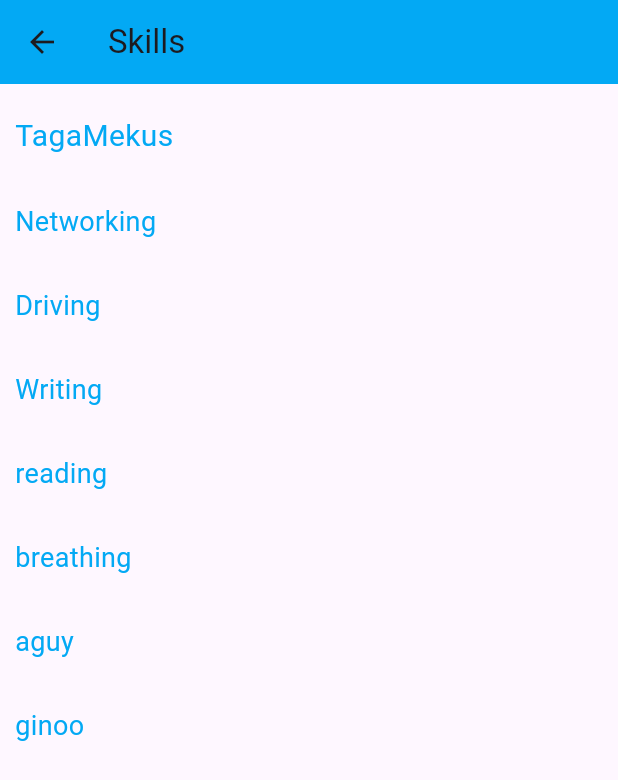
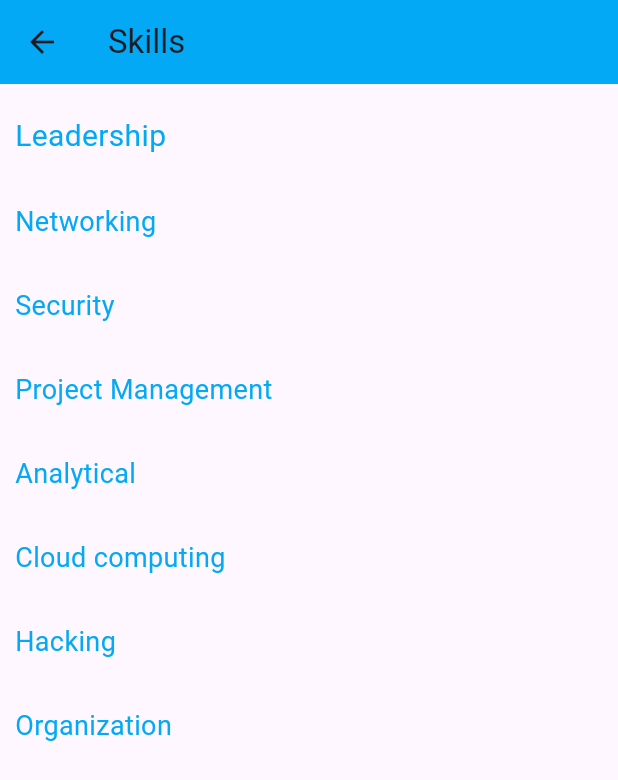
Before and after one commit to philipsolis05/coa_dabase, a Flutter app: the homepage screen opened directly, after a tap on the "settings" icon, on a phone screen of 412 x 824 dp. Shown: the top 780 px of the screen. Run offline on Flutter 3.47's test engine with Material 3 defaults, Android fonts, the phone set to English and light mode, and no system bars.

Commit message:
first commit

```diff
--- a/lib/home.dart
+++ b/lib/home.dart
@@ -31,12 +31,12 @@ class homepage extends StatelessWidget {
               const Center(
                 child: CircleAvatar(
                   radius: 50,
-                  backgroundImage: AssetImage('assets/sus.jpg'),
+                  backgroundImage: AssetImage('assets/gojo.jpg'),
                 ),
               ),
               const SizedBox(height: 20),
               const Text(
-                "JOHN CARLO CARASI",
+                "Philip Lawrence Solis",
                 style: TextStyle(
                   fontSize: 24,
                   fontWeight: FontWeight.bold,
@@ -44,7 +44,7 @@ class homepage extends StatelessWidget {
               ),
               const SizedBox(height: 20),
               const Text(
-                "Address: Longos, Calasiao, Pangasinan",
+                "Address: Poblacion East, Calasiao, Pangasinan",
                 style: TextStyle(fontSize: 20),
               ),
                SizedBox(height: 20),
@@ -57,7 +57,7 @@ class homepage extends StatelessWidget {
                       color: Color.fromARGB(255, 32, 123, 165),
                     ),
                     Text(
-                      "09299924718",
+                      "09565740749",
                       style: TextStyle(fontSize: 20),
                     ),
                   ],
@@ -69,7 +69,7 @@ class homepage extends StatelessWidget {
                 child: Row(children: [
                   Icon(Icons.email, color: Color.fromARGB(255, 29, 108, 145)),
                   Text(
-                    "johncarlocarasi00@gmail.com",
+                    "philipsolis10@gmail.com",
                     style: TextStyle(fontSize: 20),
                   ),
                 ]),
@@ -83,7 +83,7 @@ class homepage extends StatelessWidget {
                 ),
               ),
               const Text(
-                "TagaMekus",
+                "I.T Experts",
                 style: TextStyle(fontSize: 20),
               ),
               SizedBox(height: 20),
--- a/lib/login.dart
+++ b/lib/login.dart
@@ -61,7 +61,7 @@ class _LoginState extends State<Login> {
               const Center(
                 child: CircleAvatar(
                   radius: 50,
-                  backgroundImage: AssetImage('assets/808.jpg'),
+                  backgroundImage: AssetImage('assets/star.jpg'),
                 ),
               ),
               TextFormField(
--- a/lib/personal.dart
+++ b/lib/personal.dart
@@ -26,7 +26,7 @@ class personal extends StatelessWidget {
           Padding(
             padding: EdgeInsets.fromLTRB(10, 20, 0, 0),
             child: Text(
-              'Name: John Carlo C. Carasi',
+              'Name: Philip Lawrence Solis',
               style: TextStyle(
                 fontSize: 16,
                 color: Colors.lightBlue,
@@ -48,7 +48,7 @@ class personal extends StatelessWidget {
           Padding(
             padding: EdgeInsets.fromLTRB(10, 10, 0, 0),
             child: Text(
-              'Date of Birth: January 00, 2001',
+              'Date of Birth: May 10, 2001',
               style: TextStyle(
                 color: Colors.lightBlue,
                 fontSize: 16,
@@ -59,7 +59,7 @@ class personal extends StatelessWidget {
           Padding(
             padding: EdgeInsets.fromLTRB(10, 10, 0, 0),
             child: Text(
-              'Address: Longos Calasiao, Pangasinan',
+              'Address: Poblacion East Calasiao, Pangasinan',
               style: TextStyle(
                 color: Colors.lightBlue,
                 fontSize: 16,
@@ -138,7 +138,7 @@ class personal extends StatelessWidget {
               Padding(
             padding: EdgeInsets.fromLTRB(10, 10, 0, 0),
             child: Text(
-              'Alaminos City National High School',
+              'Calasiao Comprehensive National High School',
               style: TextStyle(
                 color: Colors.lightBlue,
                 fontSize: 16,
--- a/lib/skill.dart
+++ b/lib/skill.dart
@@ -15,7 +15,7 @@ class skills extends StatelessWidget {
           Padding(
             padding: EdgeInsets.fromLTRB(10, 20, 0, 0),
             child: Text(
-              'TagaMekus',
+              'Leadership',
               style: TextStyle(
                 fontSize: 20,
                 color: Colors.lightBlue,
@@ -37,7 +37,7 @@ class skills extends StatelessWidget {
           Padding(
             padding: EdgeInsets.fromLTRB(10, 10, 0, 0),
             child: Text(
-              'Driving',
+              'Security',
               style: TextStyle(
                 color: Colors.lightBlue,
                 fontSize: 18,
@@ -48,7 +48,7 @@ class skills extends StatelessWidget {
           Padding(
             padding: EdgeInsets.fromLTRB(10, 10, 0, 0),
             child: Text(
-              'Writing',
+              'Project Management',
               style: TextStyle(
                 color: Colors.lightBlue,
                 fontSize: 18,
@@ -59,7 +59,7 @@ class skills extends StatelessWidget {
           Padding(
             padding: EdgeInsets.fromLTRB(10, 10, 0, 0),
             child: Text(
-              'reading',
+              'Analytical',
               style: TextStyle(
                 color: Colors.lightBlue,
                 fontSize: 18,
@@ -70,7 +70,7 @@ class skills extends StatelessWidget {
           Padding(
             padding: EdgeInsets.fromLTRB(10, 10, 0, 0),
             child: Text(
-              'breathing',
+              'Cloud computing',
               style: TextStyle(
                 color: Colors.lightBlue,
                 fontSize: 18,
@@ -81,7 +81,7 @@ class skills extends StatelessWidget {
           Padding(
             padding: EdgeInsets.fromLTRB(10, 10, 0, 0),
             child: Text(
-              'aguy',
+              'Hacking',
               style: TextStyle(
                 color: Colors.lightBlue,
                 fontSize: 18,
@@ -92,7 +92,7 @@ class skills extends StatelessWidget {
           Padding(
             padding: EdgeInsets.fromLTRB(10, 10, 0, 0),
             child: Text(
-              'ginoo',
+              'Organization',
               style: TextStyle(
                 color: Colors.lightBlue,
                 fontSize: 18,
--- a/pubspec.yaml
+++ b/pubspec.yaml
@@ -61,8 +61,8 @@ flutter:
 
   # To add assets to your application, add an assets section, like this:
   assets:
-    - assets/sus.jpg
-    - assets/808.jpg
+    - assets/gojo.jpg
+    - assets/star.jpg
 
   # An image asset can refer to one or more resolution-specific "variants", see
   # https://flutter.dev/assets-and-images/#resolution-aware
```
Also changed, not shown: assets/808.jpg (deleted), assets/gojo.jpg (added), assets/sas.jpg (deleted), assets/star.jpg (added), assets/sus.jpg (deleted).
